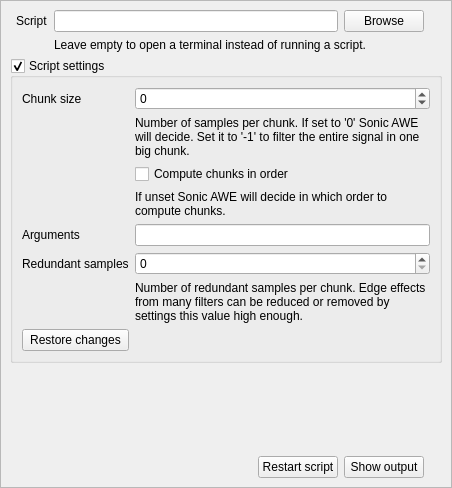
This is tools/matlaboperationwidget.ui in gustafsson/freq as Qt 5 draws it before an edit. The edited form follows.
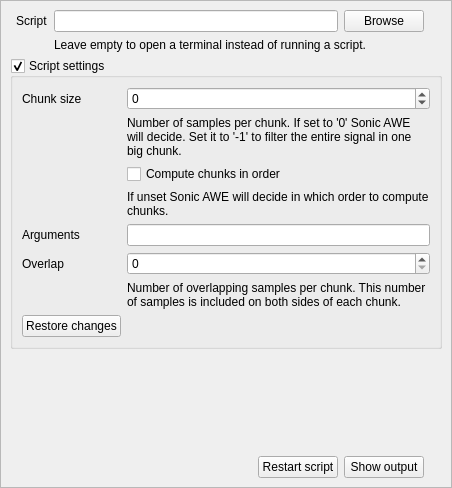
This is the edited form.

Commit message: Renamed matlab script settings names redundancy to overlap samplerate to fs argumentdescription to argument_description data to samples

The edit to the form file:
```diff
--- a/tools/matlaboperationwidget.ui
+++ b/tools/matlaboperationwidget.ui
@@ -37,7 +37,7 @@
         <x>0</x>
         <y>0</y>
         <width>429</width>
-        <height>500</height>
+        <height>564</height>
        </rect>
       </property>
       <layout class="QGridLayout" name="gridLayout_3">
@@ -73,7 +73,7 @@
           <item row="5" column="0">
            <widget class="QLabel" name="labelRedundantSamples">
             <property name="text">
-             <string>Redundant samples</string>
+             <string>Overlap</string>
             </property>
            </widget>
           </item>
@@ -133,7 +133,7 @@
           <item row="6" column="1">
            <widget class="QLabel" name="labelRedundantSamplesInfo">
             <property name="text">
-             <string>Number of redundant samples per chunk. Edge effects from many filters can be reduced or removed by settings this value high enough.</string>
+             <string>Number of overlapping samples per chunk. This number of samples is included on both sides of each chunk.</string>
             </property>
             <property name="alignment">
              <set>Qt::AlignLeading|Qt::AlignLeft|Qt::AlignTop</set>
```
The commit also changes 15 other files.
